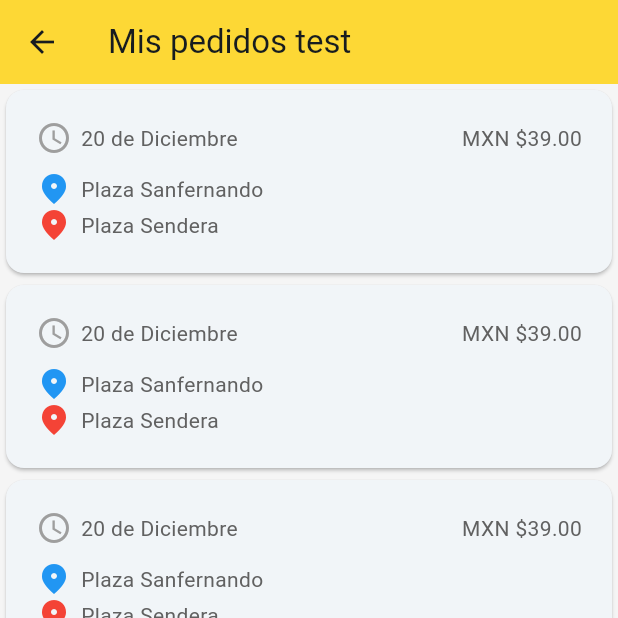
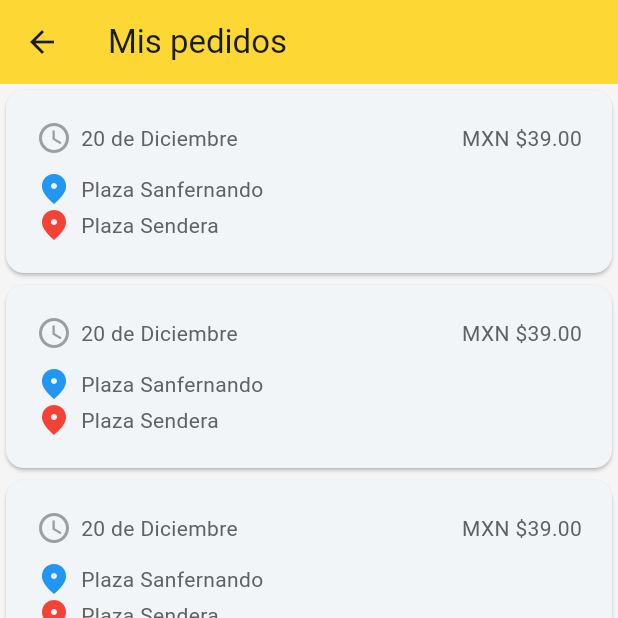
Before and after one commit to befastcol/mobile-app, a Flutter app: the screen it shows after launch, in the side drawer, after a tap on "Mis pedidos", on a phone screen of 412 x 824 dp, the top half of it. Run offline on Flutter 3.47's test engine with Material 3 defaults, Android fonts, the phone set to English and light mode, and no system bars; our stand-ins replace google_maps_flutter, image_picker, pin_code_fields.

Commit message:
remove test

```diff
--- a/lib/screens/home/orders/main.dart
+++ b/lib/screens/home/orders/main.dart
@@ -17,7 +17,7 @@ class _OrdersState extends State<Orders> {
       appBar: AppBar(
         surfaceTintColor: Colors.transparent,
         backgroundColor: Colors.yellow[600],
-        title: const Text("Mis pedidos test"),
+        title: const Text("Mis pedidos"),
       ),
       body: SingleChildScrollView(
         child: Column(
```
